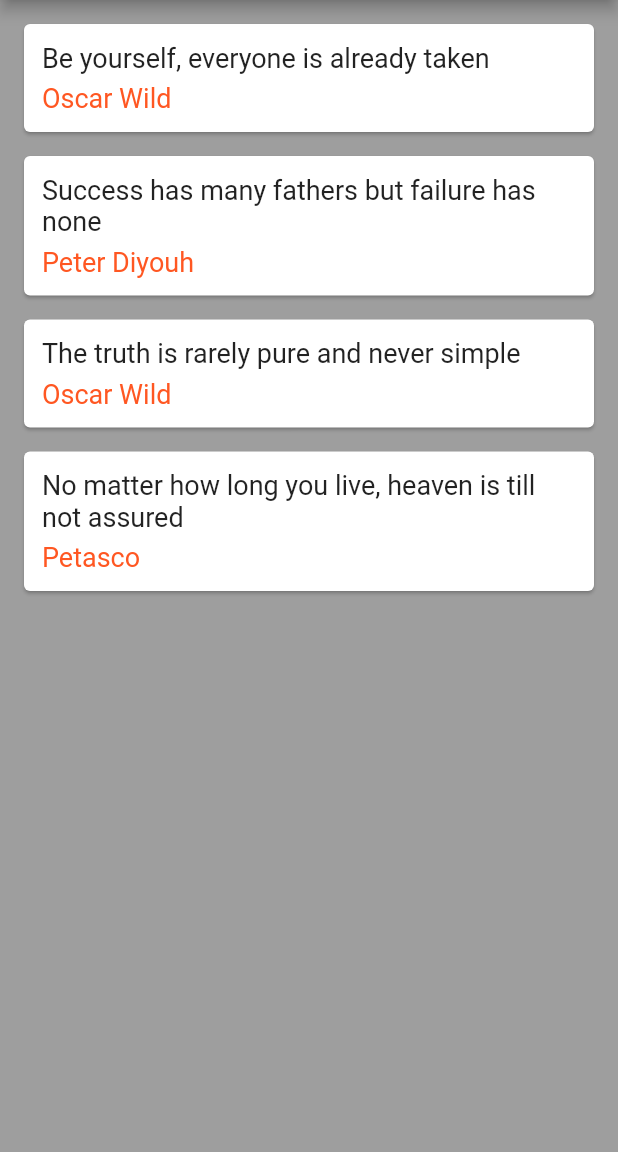
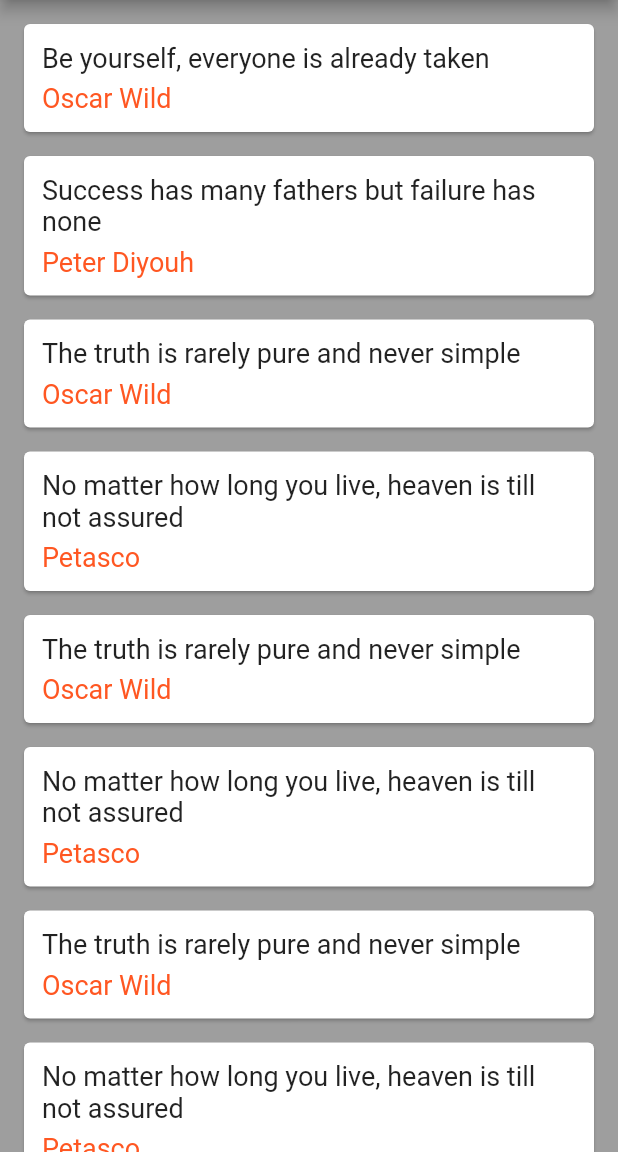
Before and after one commit to Petasco/quotes_app, a Flutter app: the screen it shows after launch, on a phone screen of 412 x 824 dp, the part 84-1236 px from its top. Run offline on Flutter 3.47's test engine with Material 2 defaults, Android fonts, the phone set to English and light mode, and no system bars.

Commit message:
Update main.dart

```diff
--- a/lib/main.dart
+++ b/lib/main.dart
@@ -22,6 +22,18 @@ class _QuoteListState extends State<QuoteList> {
     Quote(text: "Success has many fathers but failure has none", author: "Peter Diyouh"),
     Quote(text: "The truth is rarely pure and never simple", author: "Oscar Wild"),
     Quote(text: "No matter how long you live, heaven is till not assured", author: "Petasco"),
+    Quote(text: "The truth is rarely pure and never simple", author: "Oscar Wild"),
+    Quote(text: "No matter how long you live, heaven is till not assured", author: "Petasco"),
+    Quote(text: "The truth is rarely pure and never simple", author: "Oscar Wild"),
+    Quote(text: "No matter how long you live, heaven is till not assured", author: "Petasco"),
+    Quote(text: "The truth is rarely pure and never simple", author: "Oscar Wild"),
+    Quote(text: "No matter how long you live, heaven is till not assured", author: "Petasco"),
+    Quote(text: "The truth is rarely pure and never simple", author: "Oscar Wild"),
+    Quote(text: "No matter how long you live, heaven is till not assured", author: "Petasco"),
+    Quote(text: "The truth is rarely pure and never simple", author: "Oscar Wild"),
+    Quote(text: "No matter how long you live, heaven is till not assured", author: "Petasco"),
+    Quote(text: "The truth is rarely pure and never simple", author: "Oscar Wild"),
+    Quote(text: "No matter how long you live, heaven is till not assured", author: "Petasco"),
   ];
 
   Widget quoteTemplate(quote){
@@ -33,7 +45,7 @@ class _QuoteListState extends State<QuoteList> {
       backgroundColor: Colors.grey,
       appBar: AppBar(
         title: Text("Awesome Quotes App",
-          style: TextStyle(
+            style: TextStyle(
             color: Colors.black,
             fontSize: 18.0,
             fontWeight: FontWeight.bold,
```
